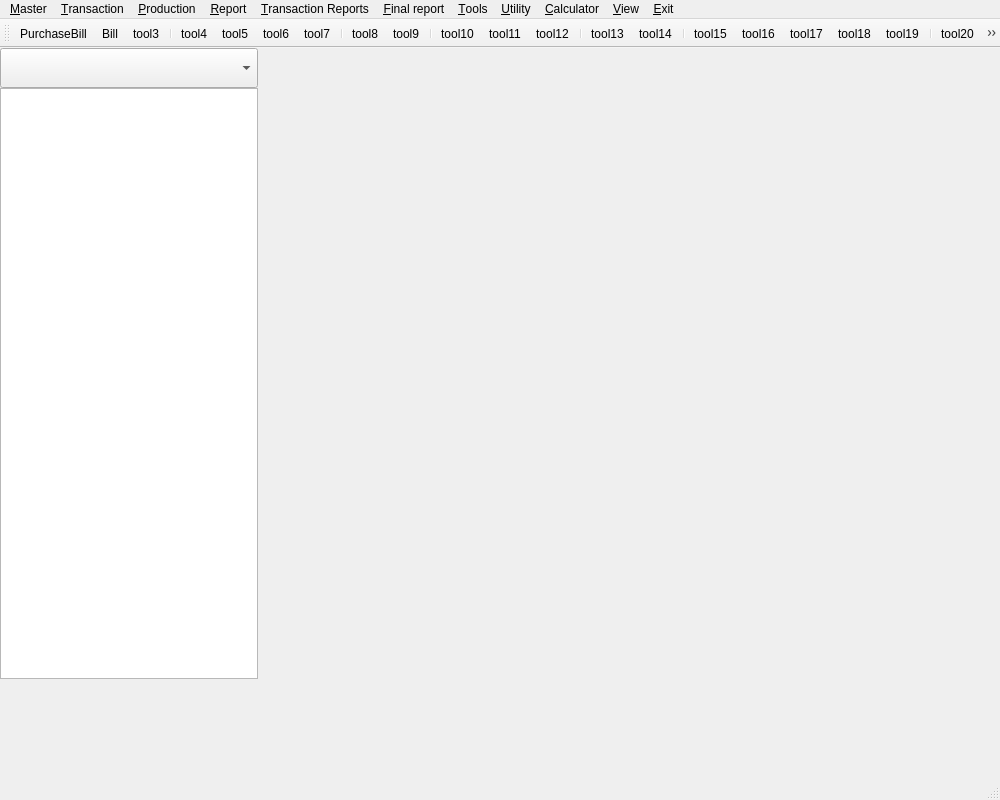
Nihar-007/Accounting-Software-PyQt6, file mainwindow.ui: the form before one commit.
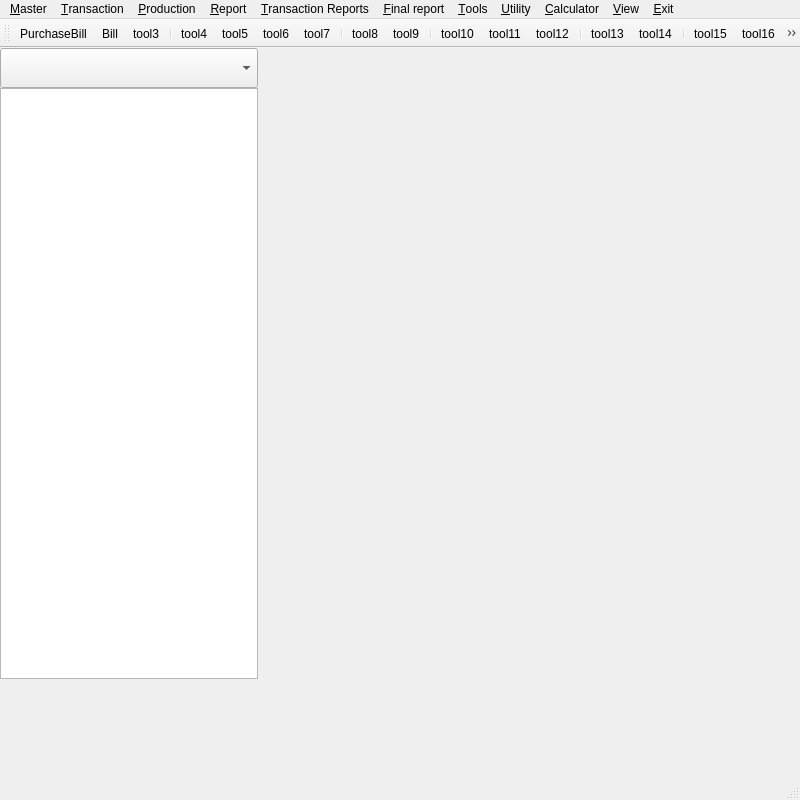
The form after the commit. Icons and pictures are not drawn.

What changed in the file:
```diff
--- a/mainwindow.ui
+++ b/mainwindow.ui
@@ -6,7 +6,7 @@
    <rect>
     <x>0</x>
     <y>0</y>
-    <width>1000</width>
+    <width>800</width>
     <height>800</height>
    </rect>
   </property>
@@ -17,7 +17,7 @@
    <bool>false</bool>
   </property>
   <widget class="QWidget" name="centralwidget">
-   <widget class="QWidget" name="">
+   <widget class="QWidget" name="layoutWidget">
     <property name="geometry">
      <rect>
       <x>0</x>
@@ -85,7 +85,7 @@
     <rect>
      <x>0</x>
      <y>0</y>
-     <width>1000</width>
+     <width>800</width>
      <height>33</height>
     </rect>
    </property>
```
Left out of the diff: 14 changed lines with no effect on the pictures.
